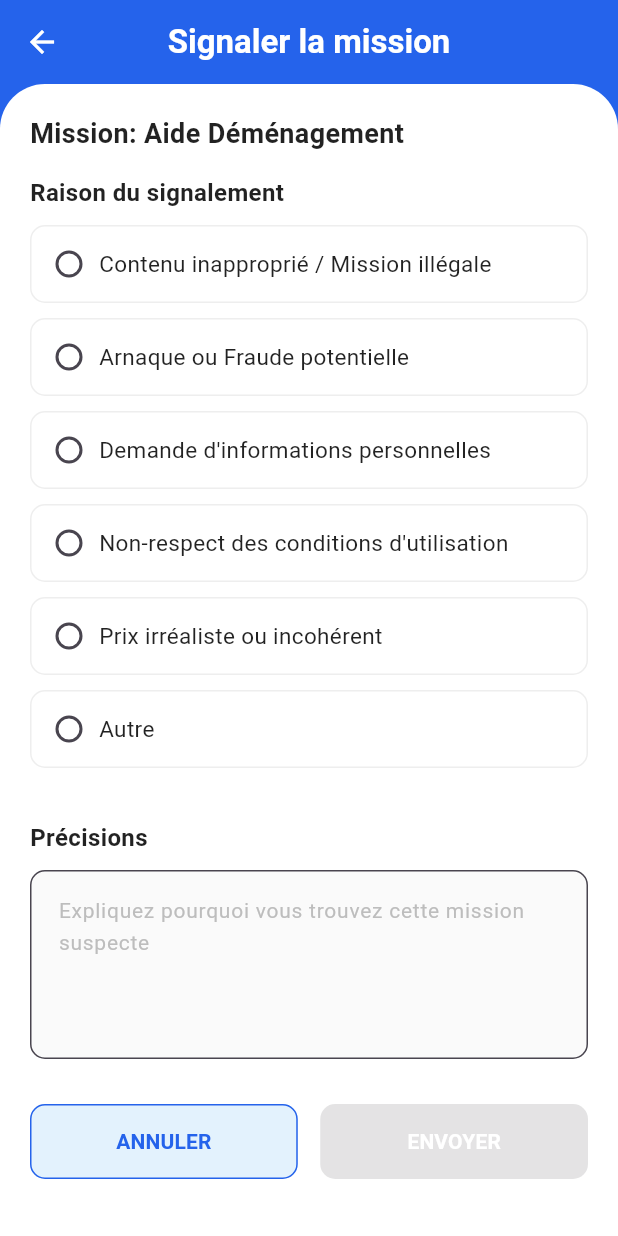
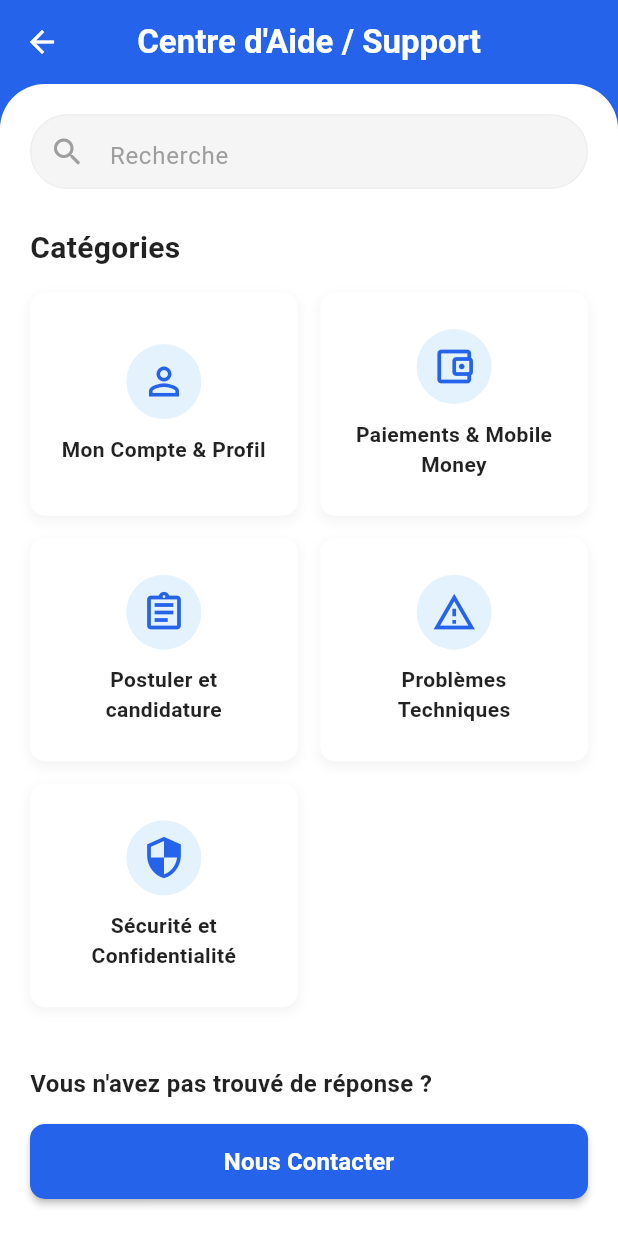
Before and after one commit to Tji-Teliman/tji_teliman_mobile, a Flutter app: the screen it shows after launch, on a phone screen of 412 x 824 dp. Run offline on Flutter 3.47's test engine with Material 3 defaults, Android fonts, the light colour scheme and no system bars; our stand-ins replace google_fonts, google_maps_flutter.

Commit message:
feat: ajout de la page centre d'aide

```diff
--- a/lib/main.dart
+++ b/lib/main.dart
@@ -1,5 +1,6 @@
 import 'package:flutter/material.dart';
 import 'package:intl/date_symbol_data_local.dart';
+import 'package:tji_teliman_mobile/screens/screens_jeunes/centre_aide.dart';
 import 'package:tji_teliman_mobile/screens/screens_jeunes/historique_litige.dart';
 import 'package:tji_teliman_mobile/screens/screens_jeunes/historique_paiement.dart';
 import 'package:tji_teliman_mobile/screens/screens_jeunes/liste_litige.dart';
@@ -36,7 +37,7 @@ class MyApp extends StatelessWidget {
         useMaterial3: true,
       ),
       // L'écran de démarrage est défini ici
-      home: const SignalerMission(),
+      home: const CentreAide(),
       debugShowCheckedModeBanner: false,
     );
   }
--- /dev/null
+++ b/lib/screens/screens_jeunes/centre_aide.dart
@@ -0,0 +1,295 @@
+import 'package:flutter/material.dart';
+
+
+class CentreAide extends StatelessWidget {
+  const CentreAide({super.key});
+
+  @override
+  Widget build(BuildContext context) {
+    return MaterialApp(
+      title: 'Centre d\'Aide / Support',
+      theme: ThemeData(
+        primarySwatch: Colors.blue,
+        useMaterial3: true,
+      ),
+      home: const SupportCenterScreen(),
+      debugShowCheckedModeBanner: false,
+    );
+  }
+}
+
+// Définition des couleurs personnalisées (utilisées sur les autres écrans)
+const Color customBlue = Color(0xFF2563EB); // Bleu foncé de la barre d'App et boutons
+const Color lightBlueButton = Color(0xFFE3F2FD); // Couleur de fond pour les cartes
+const Color customOrange = Color(0xFFF59E0B); // Couleur Orange
+
+// Modèle pour les catégories d'aide
+class SupportCategory {
+  final String title;
+  final IconData icon;
+
+  const SupportCategory({required this.title, required this.icon});
+}
+
+class SupportCenterScreen extends StatelessWidget {
+  const SupportCenterScreen({super.key});
+
+  final List<SupportCategory> categories = const [
+    SupportCategory(title: "Mon Compte & Profil", icon: Icons.person_outline),
+    SupportCategory(title: "Paiements & Mobile Money", icon: Icons.account_balance_wallet_outlined),
+    SupportCategory(title: "Postuler et candidature", icon: Icons.assignment_outlined),
+    SupportCategory(title: "Problèmes Techniques", icon: Icons.warning_amber_outlined),
+    SupportCategory(title: "Sécurité et Confidentialité", icon: Icons.security_outlined),
+  ];
+
+  @override
+  Widget build(BuildContext context) {
+    return Scaffold(
+      backgroundColor: customBlue, // Fond bleu de l'App Bar
+      appBar: AppBar(
+        backgroundColor: customBlue,
+        elevation: 0,
+        leading: IconButton(
+          icon: const Icon(Icons.arrow_back, color: Colors.white),
+          onPressed: () {
+            // Logique de retour
+          },
+        ),
+        title: const Text(
+          'Centre d\'Aide / Support',
+          style: TextStyle(color: Colors.white, fontWeight: FontWeight.w600),
+        ),
+        centerTitle: true,
+      ),
+
+      body: Column(
+        children: <Widget>[
+          Expanded(
+            child: Container(
+              width: double.infinity,
+              decoration: const BoxDecoration(
+                color: Colors.white,
+                borderRadius: BorderRadius.vertical(top: Radius.circular(30.0)),
+              ),
+              child: SingleChildScrollView(
+                padding: const EdgeInsets.all(20.0),
+                child: Column(
+                  crossAxisAlignment: CrossAxisAlignment.start,
+                  children: <Widget>[
+                    // --- Barre de Recherche ---
+                    Container(
+                      height: 50,
+                      decoration: BoxDecoration(
+                        color: Colors.grey.shade100,
+                        borderRadius: BorderRadius.circular(30.0),
+                        border: Border.all(color: Colors.grey.shade200),
+                      ),
+                      child: const TextField(
+                        decoration: InputDecoration(
+                          hintText: 'Recherche',
+                          hintStyle: TextStyle(color: Colors.grey),
+                          prefixIcon: Icon(Icons.search, color: Colors.grey),
+                          border: InputBorder.none,
+                          contentPadding: EdgeInsets.only(top: 15), // Ajustement du padding
+                        ),
+                        style: TextStyle(fontSize: 16),
+                      ),
+                    ),
+                    const SizedBox(height: 25),
+
+                    // --- Titre Catégories ---
+                    const Text(
+                      'Catégories',
+                      style: TextStyle(
+                        fontWeight: FontWeight.bold,
+                        fontSize: 20,
+                        color: Colors.black87,
+                      ),
+                    ),
+                    const SizedBox(height: 15),
+
+                    // --- Grille de Catégories ---
+                    GridView.builder(
+                      shrinkWrap: true,
+                      physics: const NeverScrollableScrollPhysics(),
+                      gridDelegate: const SliverGridDelegateWithFixedCrossAxisCount(
+                        crossAxisCount: 2,
+                        childAspectRatio: 1.2, // Hauteur des cartes
+                        crossAxisSpacing: 15,
+                        mainAxisSpacing: 15,
+                      ),
+                      itemCount: categories.length,
+                      itemBuilder: (context, index) {
+                        return AnimatedCategoryCard(category: categories[index]);
+                      },
+                    ),
+
+                    const SizedBox(height: 40),
+
+                    // --- Section Contact ---
+                    const Text(
+                      'Vous n\'avez pas trouvé de réponse ?',
+                      style: TextStyle(
+                        fontWeight: FontWeight.w600,
+                        fontSize: 16,
+                        color: Colors.black87,
+                      ),
+                    ),
+                    const SizedBox(height: 15),
+
+                    // Bouton Nous Contacter
+                    ElevatedButton(
+                      onPressed: () {
+                        ScaffoldMessenger.of(context).showSnackBar(
+                          const SnackBar(content: Text("Ouverture du formulaire de contact"))
+                        );
+                      },
+                      style: ElevatedButton.styleFrom(
+                        backgroundColor: customBlue,
+                        minimumSize: const Size(double.infinity, 50),
+                        shape: RoundedRectangleBorder(borderRadius: BorderRadius.circular(10)),
+                        elevation: 2,
+                      ),
+                      child: const Text(
+                        'Nous Contacter',
+                        style: TextStyle(color: Colors.white, fontWeight: FontWeight.bold, fontSize: 16),
+                      ),
+                    ),
+
+                    const SizedBox(height: 10),
+
+                    // Lien Conditions Générales
+                    Center(
+                      child: TextButton(
+                        onPressed: () {
+                          ScaffoldMessenger.of(context).showSnackBar(
+                            const SnackBar(content: Text("Affichage des conditions générales"))
+                          );
+                        },
+                        child: Text(
+                          'Voir les conditions Générales',
+                          style: TextStyle(color: Colors.grey.shade600, fontSize: 14),
+                        ),
+                      ),
+                    ),
+                    const SizedBox(height: 20),
+                  ],
+                ),
+              ),
+            ),
+          ),
+        ],
+      ),
+    );
+  }
+}
+
+// Widget pour une carte de catégorie AVEC ANIMATION
+class AnimatedCategoryCard extends StatefulWidget {
+  final SupportCategory category;
+
+  const AnimatedCategoryCard({super.key, required this.category});
+
+  @override
+  State<AnimatedCategoryCard> createState() => _AnimatedCategoryCardState();
+}
+
+class _AnimatedCategoryCardState extends State<AnimatedCategoryCard> with SingleTickerProviderStateMixin {
+  late AnimationController _controller;
+  late Animation<double> _scaleAnimation;
+
+  @override
+  void initState() {
+    super.initState();
+    _controller = AnimationController(
+      vsync: this,
+      duration: const Duration(milliseconds: 150),
+    );
+
+    _scaleAnimation = Tween<double>(begin: 1.0, end: 0.95).animate(
+      CurvedAnimation(
+        parent: _controller,
+        curve: Curves.easeOut,
+      ),
+    );
+  }
+
+  @override
+  void dispose() {
+    _controller.dispose();
+    super.dispose();
+  }
+
+  void _onTapDown(_) {
+    _controller.forward();
+  }
+
+  void _onTapUp(_) {
+    _controller.reverse();
+    // Exécute la logique après l'animation
+    ScaffoldMessenger.of(context).showSnackBar(
+      SnackBar(content: Text('Ouverture de la section: ${widget.category.title}'))
+    );
+  }
+
+  void _onTapCancel() {
+    _controller.reverse();
+  }
+
+  @override
+  Widget build(BuildContext context) {
+    return GestureDetector(
+      onTapDown: _onTapDown,
+      onTapUp: _onTapUp,
+      onTapCancel: _onTapCancel,
+      child: ScaleTransition(
+        scale: _scaleAnimation,
+        child: Container(
+          padding: const EdgeInsets.all(15),
+          decoration: BoxDecoration(
+            color: Colors.white,
+            borderRadius: BorderRadius.circular(10),
+            boxShadow: [
+              BoxShadow(
+                color: Colors.grey.withOpacity(0.1),
+                spreadRadius: 1,
+                blurRadius: 5,
+                offset: const Offset(0, 3),
+              ),
+            ],
+          ),
+          child: Column(
+            mainAxisAlignment: MainAxisAlignment.center,
+            crossAxisAlignment: CrossAxisAlignment.center,
+            children: <Widget>[
+              // Icône dans un cercle bleu clair
+              Container(
+                padding: const EdgeInsets.all(10),
+                decoration: BoxDecoration(
+                  color: lightBlueButton, // Couleur de fond lightBlueButton
+                  shape: BoxShape.circle,
+                ),
+                child: Icon(
+                  widget.category.icon,
+                  color: customBlue,
+                  size: 30,
+                ),
+              ),
+              const SizedBox(height: 10),
+              // Titre de la catégorie
+              Text(
+                widget.category.title,
+                textAlign: TextAlign.center,
+                style: const TextStyle(
+                  fontSize: 14,
+                  fontWeight: FontWeight.w600,
+                  color: Colors.black87,
+                ),
+              ),
+            ],
+          ),
+        ),
+      ),
+    );
+  }
+}
```
